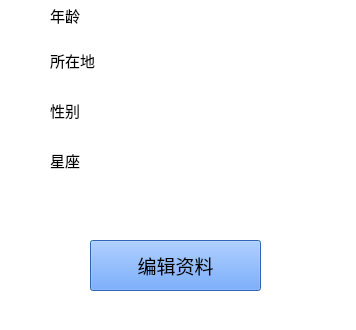
tsssni/OQ, file OQ_Client/user.ui: the form before one commit; both pictures show x 0 to 356 and y 190 to 520 of the 356 by 520 pixel window.
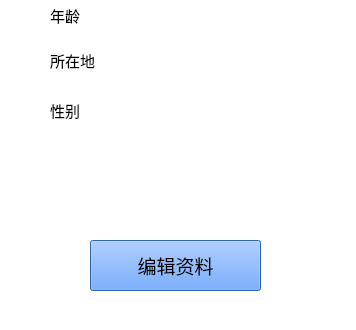
The form after the commit. Icons and pictures are not drawn.

The edit to the form file:
```diff
--- a/OQ_Client/user.ui
+++ b/OQ_Client/user.ui
@@ -161,24 +161,6 @@
     <string>性别</string>
    </property>
   </widget>
-  <widget class="QLabel" name="label_5">
-   <property name="geometry">
-    <rect>
-     <x>50</x>
-     <y>340</y>
-     <width>51</width>
-     <height>21</height>
-    </rect>
-   </property>
-   <property name="font">
-    <font>
-     <pointsize>11</pointsize>
-    </font>
-   </property>
-   <property name="text">
-    <string>星座</string>
-   </property>
-  </widget>
   <widget class="QTextBrowser" name="textBrowser_2">
    <property name="geometry">
     <rect>
```
Left out of the diff: 13 changed lines with no effect on the pictures.
